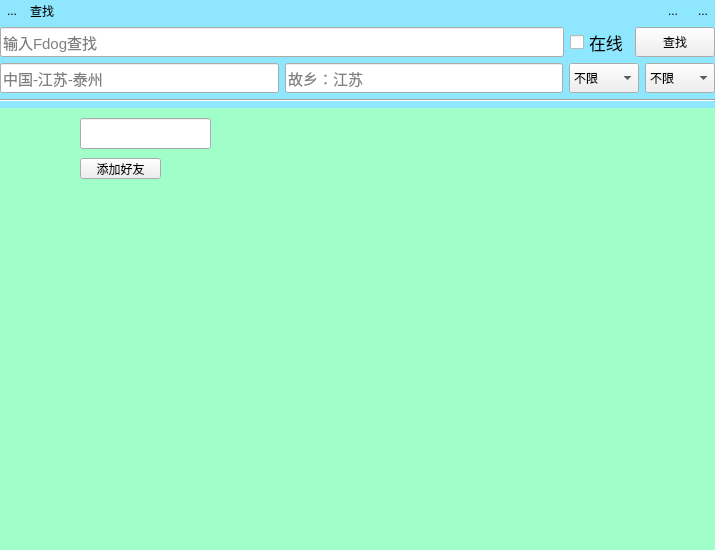
Qt form Fdogpc/query.ui (HuaGouFdog/FdogInstantMessaging) before a commit.
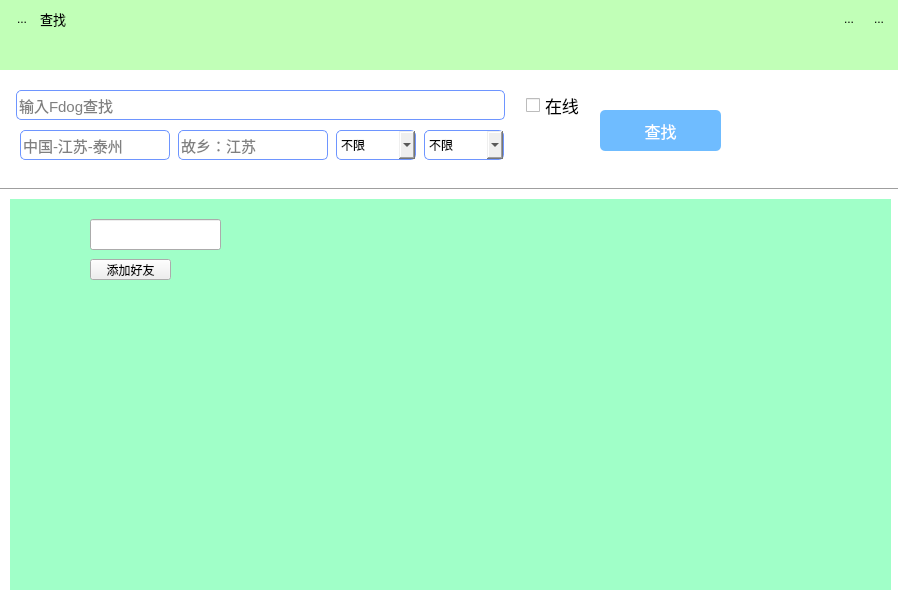
The same form after that commit. Icons and pictures are not drawn.

```diff
--- a/Fdogpc/query.ui
+++ b/Fdogpc/query.ui
@@ -6,8 +6,8 @@
    <rect>
     <x>0</x>
     <y>0</y>
-    <width>715</width>
-    <height>544</height>
+    <width>898</width>
+    <height>600</height>
    </rect>
   </property>
   <property name="windowTitle">
@@ -19,328 +19,473 @@
   </property>
   <property name="styleSheet">
    <string notr="true">#Query{
-background-color: rgb(142, 231, 255);
+background-color: rgb(193, 255, 183);
 }</string>
   </property>
-  <layout class="QVBoxLayout" name="verticalLayout">
-   <property name="leftMargin">
-    <number>0</number>
+  <widget class="Line" name="line">
+   <property name="geometry">
+    <rect>
+     <x>0</x>
+     <y>179</y>
+     <width>901</width>
+     <height>21</height>
+    </rect>
    </property>
-   <property name="topMargin">
-    <number>0</number>
+   <property name="orientation">
+    <enum>Qt::Horizontal</enum>
    </property>
-   <property name="rightMargin">
-    <number>0</number>
+  </widget>
+  <widget class="QWidget" name="widget" native="true">
+   <property name="geometry">
+    <rect>
+     <x>10</x>
+     <y>199</y>
+     <width>881</width>
+     <height>391</height>
+    </rect>
    </property>
-   <property name="bottomMargin">
-    <number>0</number>
+   <property name="minimumSize">
+    <size>
+     <width>0</width>
+     <height>300</height>
+    </size>
    </property>
-   <item>
-    <layout class="QHBoxLayout" name="horizontalLayout_3">
-     <item>
-      <widget class="QToolButton" name="toolButton">
-       <property name="text">
-        <string>...</string>
-       </property>
-       <property name="icon">
-        <iconset resource="libres.qrc">
-         <normaloff>:/lib/fdogicon.png</normaloff>:/lib/fdogicon.png</iconset>
-       </property>
-       <property name="autoRaise">
-        <bool>true</bool>
-       </property>
-      </widget>
-     </item>
-     <item>
-      <widget class="QLabel" name="label">
-       <property name="text">
-        <string>查找</string>
-       </property>
-      </widget>
-     </item>
-     <item>
-      <spacer name="horizontalSpacer">
-       <property name="orientation">
-        <enum>Qt::Horizontal</enum>
-       </property>
-       <property name="sizeHint" stdset="0">
-        <size>
-         <width>40</width>
-         <height>20</height>
-        </size>
-       </property>
-      </spacer>
-     </item>
-     <item>
-      <widget class="QToolButton" name="toolButton_2">
-       <property name="text">
-        <string>...</string>
-       </property>
-       <property name="icon">
-        <iconset resource="libres.qrc">
-         <normaloff>:/lib/zuixiaohua.png</normaloff>:/lib/zuixiaohua.png</iconset>
-       </property>
-       <property name="autoRaise">
-        <bool>true</bool>
-       </property>
-      </widget>
-     </item>
-     <item>
-      <widget class="QToolButton" name="toolButton_4">
-       <property name="text">
-        <string>...</string>
-       </property>
-       <property name="icon">
-        <iconset resource="libres.qrc">
-         <normaloff>:/lib/guanbi.png</normaloff>:/lib/guanbi.png</iconset>
-       </property>
-       <property name="autoRaise">
-        <bool>true</bool>
-       </property>
-      </widget>
-     </item>
-    </layout>
-   </item>
-   <item>
-    <spacer name="verticalSpacer">
-     <property name="orientation">
-      <enum>Qt::Vertical</enum>
-     </property>
-     <property name="sizeHint" stdset="0">
-      <size>
-       <width>20</width>
-       <height>40</height>
-      </size>
-     </property>
-    </spacer>
-   </item>
-   <item>
-    <layout class="QHBoxLayout" name="horizontalLayout">
-     <property name="spacing">
-      <number>6</number>
-     </property>
-     <item>
-      <widget class="QLineEdit" name="lineEdit">
-       <property name="minimumSize">
-        <size>
-         <width>0</width>
-         <height>30</height>
-        </size>
-       </property>
-       <property name="font">
-        <font>
-         <pointsize>11</pointsize>
-        </font>
-       </property>
-       <property name="placeholderText">
-        <string>输入Fdog查找</string>
-       </property>
-      </widget>
-     </item>
-     <item>
-      <widget class="QCheckBox" name="checkBox">
-       <property name="minimumSize">
-        <size>
-         <width>0</width>
-         <height>30</height>
-        </size>
-       </property>
-       <property name="font">
-        <font>
-         <pointsize>13</pointsize>
-        </font>
-       </property>
-       <property name="text">
-        <string>在线</string>
-       </property>
-      </widget>
-     </item>
-     <item>
-      <widget class="QPushButton" name="pushButton">
-       <property name="minimumSize">
-        <size>
-         <width>0</width>
-         <height>30</height>
-        </size>
-       </property>
-       <property name="text">
-        <string>查找</string>
-       </property>
-      </widget>
-     </item>
-    </layout>
-   </item>
-   <item>
-    <layout class="QHBoxLayout" name="horizontalLayout_2">
-     <item>
-      <widget class="QLineEdit" name="lineEdit_2">
-       <property name="minimumSize">
-        <size>
-         <width>0</width>
-         <height>30</height>
-        </size>
-       </property>
-       <property name="font">
-        <font>
-         <pointsize>11</pointsize>
-        </font>
-       </property>
-       <property name="placeholderText">
-        <string>中国-江苏-泰州</string>
-       </property>
-      </widget>
-     </item>
-     <item>
-      <widget class="QLineEdit" name="lineEdit_3">
-       <property name="minimumSize">
-        <size>
-         <width>0</width>
-         <height>30</height>
-        </size>
-       </property>
-       <property name="font">
-        <font>
-         <pointsize>11</pointsize>
-        </font>
-       </property>
-       <property name="placeholderText">
-        <string>故乡：江苏</string>
-       </property>
-      </widget>
-     </item>
-     <item>
-      <widget class="QComboBox" name="comboBox">
-       <property name="minimumSize">
-        <size>
-         <width>70</width>
-         <height>30</height>
-        </size>
-       </property>
-       <item>
-        <property name="text">
-         <string>不限</string>
-        </property>
-       </item>
-       <item>
-        <property name="text">
-         <string>男</string>
-        </property>
-       </item>
-       <item>
-        <property name="text">
-         <string>女</string>
-        </property>
-       </item>
-      </widget>
-     </item>
-     <item>
-      <widget class="QComboBox" name="comboBox_2">
-       <property name="minimumSize">
-        <size>
-         <width>70</width>
-         <height>30</height>
-        </size>
-       </property>
-       <item>
-        <property name="text">
-         <string>不限</string>
-        </property>
-       </item>
-       <item>
-        <property name="text">
-         <string>12-16</string>
-        </property>
-       </item>
-       <item>
-        <property name="text">
-         <string>17-21</string>
-        </property>
-       </item>
-       <item>
-        <property name="text">
-         <string>22-30</string>
-        </property>
-       </item>
-      </widget>
-     </item>
-    </layout>
-   </item>
-   <item>
-    <widget class="Line" name="line">
-     <property name="orientation">
-      <enum>Qt::Horizontal</enum>
-     </property>
-    </widget>
-   </item>
-   <item>
-    <widget class="QWidget" name="widget" native="true">
-     <property name="minimumSize">
-      <size>
-       <width>0</width>
-       <height>442</height>
-      </size>
-     </property>
-     <property name="styleSheet">
-      <string notr="true">#widget{
+   <property name="styleSheet">
+    <string notr="true">#widget{
 background-color: rgb(160, 255, 200);
 }</string>
-     </property>
-     <widget class="QLineEdit" name="lineEdit_4">
-      <property name="geometry">
-       <rect>
-        <x>80</x>
-        <y>10</y>
-        <width>131</width>
-        <height>31</height>
-       </rect>
+   </property>
+   <widget class="QLineEdit" name="lineEdit_4">
+    <property name="geometry">
+     <rect>
+      <x>80</x>
+      <y>20</y>
+      <width>131</width>
+      <height>31</height>
+     </rect>
+    </property>
+    <property name="font">
+     <font>
+      <pointsize>12</pointsize>
+     </font>
+    </property>
+    <property name="readOnly">
+     <bool>true</bool>
+    </property>
+   </widget>
+   <widget class="QPushButton" name="pushButton_3">
+    <property name="geometry">
+     <rect>
+      <x>80</x>
+      <y>60</y>
+      <width>81</width>
+      <height>21</height>
+     </rect>
+    </property>
+    <property name="text">
+     <string>添加好友</string>
+    </property>
+   </widget>
+   <widget class="QPushButton" name="pushButton_4">
+    <property name="geometry">
+     <rect>
+      <x>20</x>
+      <y>20</y>
+      <width>51</width>
+      <height>51</height>
+     </rect>
+    </property>
+    <property name="styleSheet">
+     <string notr="true">border-radius:25px;</string>
+    </property>
+    <property name="text">
+     <string/>
+    </property>
+    <property name="iconSize">
+     <size>
+      <width>50</width>
+      <height>50</height>
+     </size>
+    </property>
+   </widget>
+  </widget>
+  <widget class="QPushButton" name="pushButton">
+   <property name="geometry">
+    <rect>
+     <x>600</x>
+     <y>110</y>
+     <width>121</width>
+     <height>41</height>
+    </rect>
+   </property>
+   <property name="minimumSize">
+    <size>
+     <width>90</width>
+     <height>30</height>
+    </size>
+   </property>
+   <property name="font">
+    <font>
+     <pointsize>12</pointsize>
+     <weight>50</weight>
+     <bold>false</bold>
+    </font>
+   </property>
+   <property name="styleSheet">
+    <string notr="true">background-color: rgb(111, 188, 255);
+border-style:solid;
+color: rgb(255, 255, 255);
+border-radius:5px;</string>
+   </property>
+   <property name="text">
+    <string>查找</string>
+   </property>
+  </widget>
+  <widget class="QLabel" name="label_2">
+   <property name="geometry">
+    <rect>
+     <x>-10</x>
+     <y>70</y>
+     <width>911</width>
+     <height>531</height>
+    </rect>
+   </property>
+   <property name="styleSheet">
+    <string notr="true">background-color: rgb(255, 255, 255);</string>
+   </property>
+   <property name="text">
+    <string/>
+   </property>
+  </widget>
+  <widget class="QLineEdit" name="lineEdit_2">
+   <property name="geometry">
+    <rect>
+     <x>20</x>
+     <y>130</y>
+     <width>150</width>
+     <height>30</height>
+    </rect>
+   </property>
+   <property name="minimumSize">
+    <size>
+     <width>0</width>
+     <height>30</height>
+    </size>
+   </property>
+   <property name="maximumSize">
+    <size>
+     <width>150</width>
+     <height>16777215</height>
+    </size>
+   </property>
+   <property name="font">
+    <font>
+     <pointsize>11</pointsize>
+    </font>
+   </property>
+   <property name="styleSheet">
+    <string notr="true">border-color: rgb(110, 149, 255);
+border-style:solid;
+border-width:1px;
+border-radius:5px;</string>
+   </property>
+   <property name="placeholderText">
+    <string>中国-江苏-泰州</string>
+   </property>
+  </widget>
+  <widget class="QLineEdit" name="lineEdit_3">
+   <property name="geometry">
+    <rect>
+     <x>178</x>
+     <y>130</y>
+     <width>150</width>
+     <height>30</height>
+    </rect>
+   </property>
+   <property name="minimumSize">
+    <size>
+     <width>0</width>
+     <height>30</height>
+    </size>
+   </property>
+   <property name="maximumSize">
+    <size>
+     <width>150</width>
+     <height>16777215</height>
+    </size>
+   </property>
+   <property name="font">
+    <font>
+     <pointsize>11</pointsize>
+    </font>
+   </property>
+   <property name="styleSheet">
+    <string notr="true">border-color: rgb(110, 149, 255);
+border-style:solid;
+border-width:1px;
+border-radius:5px;</string>
+   </property>
+   <property name="placeholderText">
+    <string>故乡：江苏</string>
+   </property>
+  </widget>
+  <widget class="QComboBox" name="comboBox_2">
+   <property name="geometry">
+    <rect>
+     <x>424</x>
+     <y>130</y>
+     <width>80</width>
+     <height>30</height>
+    </rect>
+   </property>
+   <property name="minimumSize">
+    <size>
+     <width>70</width>
+     <height>30</height>
+    </size>
+   </property>
+   <property name="maximumSize">
+    <size>
+     <width>80</width>
+     <height>16777215</height>
+    </size>
+   </property>
+   <property name="styleSheet">
+    <string notr="true">border-color: rgb(110, 149, 255);
+border-style:solid;
+border-width:1px;
+border-radius:5px;</string>
+   </property>
+   <item>
+    <property name="text">
+     <string>不限</string>
+    </property>
+   </item>
+   <item>
+    <property name="text">
+     <string>12-16</string>
+    </property>
+   </item>
+   <item>
+    <property name="text">
+     <string>17-21</string>
+    </property>
+   </item>
+   <item>
+    <property name="text">
+     <string>22-30</string>
+    </property>
+   </item>
+  </widget>
+  <widget class="QComboBox" name="comboBox">
+   <property name="geometry">
+    <rect>
+     <x>336</x>
+     <y>130</y>
+     <width>80</width>
+     <height>30</height>
+    </rect>
+   </property>
+   <property name="minimumSize">
+    <size>
+     <width>70</width>
+     <height>30</height>
+    </size>
+   </property>
+   <property name="maximumSize">
+    <size>
+     <width>80</width>
+     <height>16777215</height>
+    </size>
+   </property>
+   <property name="styleSheet">
+    <string notr="true">border-color: rgb(110, 149, 255);
+border-style:solid;
+border-width:1px;
+border-radius:5px;</string>
+   </property>
+   <item>
+    <property name="text">
+     <string>不限</string>
+    </property>
+   </item>
+   <item>
+    <property name="text">
+     <string>男</string>
+    </property>
+   </item>
+   <item>
+    <property name="text">
+     <string>女</string>
+    </property>
+   </item>
+  </widget>
+  <widget class="QCheckBox" name="checkBox">
+   <property name="geometry">
+    <rect>
+     <x>526</x>
+     <y>90</y>
+     <width>57</width>
+     <height>30</height>
+    </rect>
+   </property>
+   <property name="minimumSize">
+    <size>
+     <width>0</width>
+     <height>30</height>
+    </size>
+   </property>
+   <property name="font">
+    <font>
+     <pointsize>13</pointsize>
+    </font>
+   </property>
+   <property name="styleSheet">
+    <string notr="true"/>
+   </property>
+   <property name="text">
+    <string>在线</string>
+   </property>
+  </widget>
+  <widget class="QLineEdit" name="lineEdit">
+   <property name="geometry">
+    <rect>
+     <x>16</x>
+     <y>90</y>
+     <width>489</width>
+     <height>30</height>
+    </rect>
+   </property>
+   <property name="minimumSize">
+    <size>
+     <width>0</width>
+     <height>30</height>
+    </size>
+   </property>
+   <property name="maximumSize">
+    <size>
+     <width>489</width>
+     <height>16777215</height>
+    </size>
+   </property>
+   <property name="font">
+    <font>
+     <pointsize>11</pointsize>
+    </font>
+   </property>
+   <property name="styleSheet">
+    <string notr="true">border-color: rgb(110, 149, 255);
+border-style:solid;
+border-width:1px;
+border-radius:5px;</string>
+   </property>
+   <property name="placeholderText">
+    <string>输入Fdog查找</string>
+   </property>
+  </widget>
+  <widget class="QWidget" name="">
+   <property name="geometry">
+    <rect>
+     <x>10</x>
+     <y>5</y>
+     <width>881</width>
+     <height>28</height>
+    </rect>
+   </property>
+   <layout class="QHBoxLayout" name="horizontalLayout_3">
+    <item>
+     <widget class="QToolButton" name="toolButton">
+      <property name="text">
+       <string>...</string>
       </property>
+      <property name="icon">
+       <iconset resource="libres.qrc">
+        <normaloff>:/lib/fdogicon.png</normaloff>:/lib/fdogicon.png</iconset>
+      </property>
+      <property name="iconSize">
+       <size>
+        <width>20</width>
+        <height>20</height>
+       </size>
+      </property>
+      <property name="autoRaise">
+       <bool>true</bool>
+      </property>
+     </widget>
+    </item>
+    <item>
+     <widget class="QLabel" name="label">
       <property name="font">
        <font>
-        <pointsize>12</pointsize>
+        <pointsize>10</pointsize>
        </font>
       </property>
-      <property name="readOnly">
-       <bool>true</bool>
+      <property name="text">
+       <string>查找</string>
       </property>
      </widget>
-     <widget class="QPushButton" name="pushButton_3">
-      <property name="geometry">
-       <rect>
-        <x>80</x>
-        <y>50</y>
-        <width>81</width>
-        <height>21</height>
-       </rect>
+    </item>
+    <item>
+     <spacer name="horizontalSpacer">
+      <property name="orientation">
+       <enum>Qt::Horizontal</enum>
       </property>
+      <property name="sizeHint" stdset="0">
+       <size>
+        <width>40</width>
+        <height>20</height>
+       </size>
+      </property>
+     </spacer>
+    </item>
+    <item>
+     <widget class="QToolButton" name="toolButton_2">
       <property name="text">
-       <string>添加好友</string>
+       <string>...</string>
       </property>
-     </widget>
-     <widget class="QPushButton" name="pushButton_4">
-      <property name="geometry">
-       <rect>
-        <x>20</x>
-        <y>10</y>
-        <width>51</width>
-        <height>51</height>
-       </rect>
+      <property name="icon">
+       <iconset resource="libres.qrc">
+        <normaloff>:/lib/zuixiaohua.png</normaloff>:/lib/zuixiaohua.png</iconset>
       </property>
-      <property name="styleSheet">
-       <string notr="true">border-radius:25px;</string>
+      <property name="iconSize">
+       <size>
+        <width>20</width>
+        <height>20</height>
+       </size>
       </property>
+      <property name="autoRaise">
+       <bool>true</bool>
+      </property>
+     </widget>
+    </item>
+    <item>
+     <widget class="QToolButton" name="toolButton_4">
       <property name="text">
-       <string/>
+       <string>...</string>
       </property>
       <property name="iconSize">
        <size>
-        <width>50</width>
-        <height>50</height>
+        <width>20</width>
+        <height>20</height>
        </size>
       </property>
+      <property name="autoRaise">
+       <bool>true</bool>
+      </property>
      </widget>
-    </widget>
-   </item>
-  </layout>
+    </item>
+   </layout>
+  </widget>
+  <zorder>label_2</zorder>
+  <zorder>line</zorder>
+  <zorder>widget</zorder>
+  <zorder>pushButton</zorder>
+  <zorder>lineEdit_2</zorder>
+  <zorder>lineEdit_3</zorder>
+  <zorder>comboBox_2</zorder>
+  <zorder>comboBox</zorder>
+  <zorder>checkBox</zorder>
+  <zorder>lineEdit</zorder>
  </widget>
  <resources>
   <include location="libres.qrc"/>
```
Left out of the diff: 4 changed lines with no effect on the pictures.
